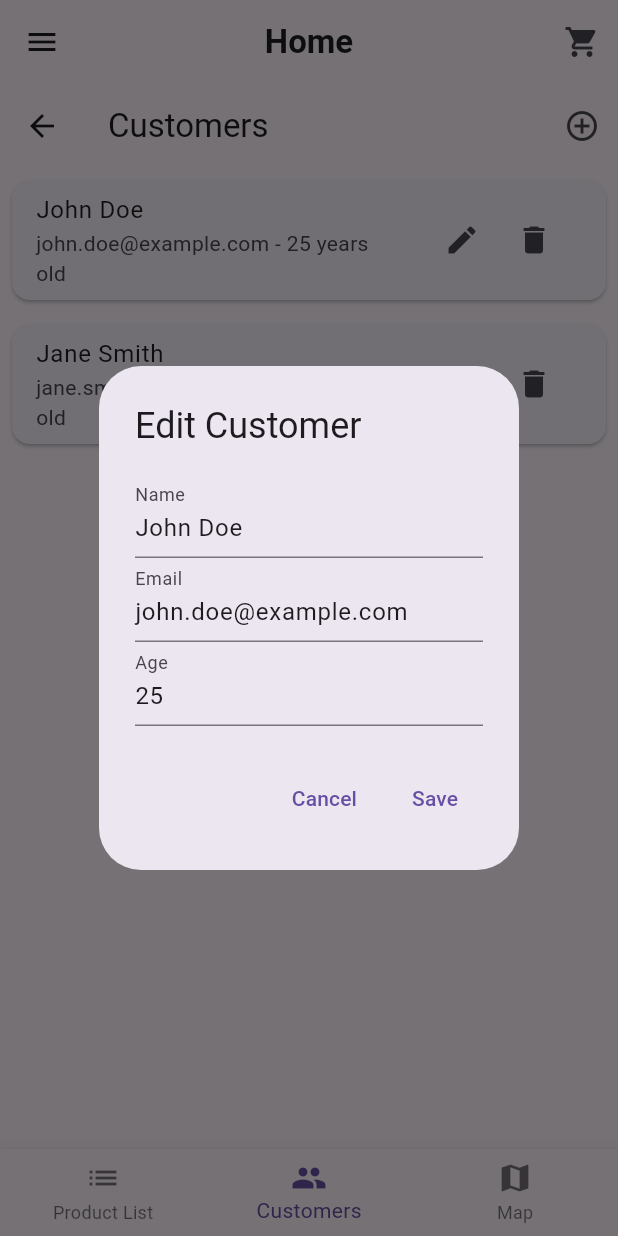
After one commit to Shivansh2696/Flutter-Assignment, a Flutter app: the DashboardScreen screen opened by its route, item 2 of the bottom bar chosen, after a tap on the "edit" icon, on a phone screen of 412 x 824 dp. The commit adds this screen. Run offline on Flutter 3.47's test engine with Material 3 defaults, Android fonts, the phone set to English and light mode, and no system bars; our stand-ins replace shared_preferences; accounts and stored records are empty; network calls fail.

Commit message:
Product list and customer tab completed

```diff
--- /dev/null
+++ b/lib/customerProvider.dart
@@ -0,0 +1,14 @@
+import 'package:flutter/material.dart';
+import 'customersPage.dart';
+
+class CustomerProvider extends ChangeNotifier {
+  List<Customer> customerList = [
+    Customer(name: 'John Doe', email: 'john@example.com', age: 30),
+    Customer(name: 'Jane Doe', email: 'jane@example.com', age: 25),
+  ];
+
+  void addCustomer(Customer customer) {
+    customerList.add(customer);
+    notifyListeners();
+  }
+}
--- /dev/null
+++ b/lib/customersPage.dart
@@ -0,0 +1,186 @@
+import 'package:flutter/material.dart';
+
+class CustomerPage extends StatefulWidget {
+  const CustomerPage({super.key});
+
+  @override
+  _CustomerPageState createState() => _CustomerPageState();
+}
+
+class _CustomerPageState extends State<CustomerPage> {
+  List<Customer> customers = [
+    Customer(name: 'John Doe', email: 'john.doe@example.com', age: 25),
+    Customer(name: 'Jane Smith', email: 'jane.smith@example.com', age: 30),
+  ];
+
+  @override
+  Widget build(BuildContext context) {
+    return Scaffold(
+      appBar: AppBar(
+        title: const Text('Customers'),
+        actions: [
+          // Show different actions based on the selected tab
+          IconButton(
+            icon: const Icon(Icons.add_circle_outline),
+            onPressed: () {
+              _showAddUserDialog(context);
+            },
+          ),
+        ],
+      ),
+      body: ListView.builder(
+        itemCount: customers.length,
+        itemBuilder: (context, index) {
+          return Card(
+            margin: const EdgeInsets.all(8.0),
+            child: ListTile(
+              title: Text(customers[index].name),
+              subtitle: Text('${customers[index].email} - ${customers[index].age} years old'),
+              trailing: Row(
+                mainAxisSize: MainAxisSize.min,
+                children: [
+                  IconButton(
+                    icon: const Icon(Icons.edit),
+                    onPressed: () {
+                      _editCustomer(index);
+                    },
+                  ),
+                  IconButton(
+                    icon: Icon(Icons.delete),
+                    onPressed: () {
+                      _deleteCustomer(index);
+                    },
+                  ),
+                ],
+              ),
+            ),
+          );
+        },
+      ),
+    );
+  }
+
+  void _editCustomer(int index) {
+    showDialog(
+      context: context,
+      builder: (BuildContext context) {
+        TextEditingController nameController = TextEditingController(text: customers[index].name);
+        TextEditingController emailController = TextEditingController(text: customers[index].email);
+        TextEditingController ageController = TextEditingController(text: customers[index].age.toString());
+
+        return AlertDialog(
+          title: const Text('Edit Customer'),
+          content: Column(
+            crossAxisAlignment: CrossAxisAlignment.start,
+            mainAxisSize: MainAxisSize.min,
+            children: [
+              TextField(
+                controller: nameController,
+                decoration: const InputDecoration(labelText: 'Name'),
+              ),
+              TextField(
+                controller: emailController,
+                decoration: const InputDecoration(labelText: 'Email'),
+              ),
+              TextField(
+                controller: ageController,
+                decoration: const InputDecoration(labelText: 'Age'),
+                keyboardType: TextInputType.number,
+              ),
+            ],
+          ),
+          actions: [
+            TextButton(
+              onPressed: () {
+                Navigator.pop(context);
+              },
+              child: const Text('Cancel'),
+            ),
+            TextButton(
+              onPressed: () {
+                setState(() {
+                  customers[index].name = nameController.text;
+                  customers[index].email = emailController.text;
+                  customers[index].age = int.parse(ageController.text);
+                });
+                Navigator.pop(context);
+              },
+              child: const Text('Save'),
+            ),
+          ],
+        );
+      },
+    );
+  }
+
+  void _deleteCustomer(int index) {
+    setState(() {
+      customers.removeAt(index);
+    });
+  }
+
+  Future<void> _showAddUserDialog(BuildContext context) async {
+    TextEditingController nameController = TextEditingController();
+    TextEditingController emailController = TextEditingController();
+    TextEditingController ageController = TextEditingController();
+
+    await showDialog(
+      context: context,
+      builder: (BuildContext context) {
+        return AlertDialog(
+          title: const Text('Add User'),
+          content: Column(
+            mainAxisSize: MainAxisSize.min,
+            children: [
+              TextField(
+                controller: nameController,
+                decoration: const InputDecoration(labelText: 'Name'),
+              ),
+              TextField(
+                controller: emailController,
+                decoration: const InputDecoration(labelText: 'Email'),
+              ),
+              TextField(
+                controller: ageController,
+                decoration: const InputDecoration(labelText: 'Age'),
+                keyboardType: TextInputType.number,
+              ),
+            ],
+          ),
+          actions: [
+            TextButton(
+              onPressed: () {
+                Navigator.of(context).pop(); // Close the dialog
+              },
+              child: const Text('Cancel'),
+            ),
+            TextButton(
+              onPressed: () {
+                setState(() {
+                  customers.add(
+                    Customer(
+                      name: nameController.text,
+                      email: emailController.text,
+                      age: int.tryParse(ageController.text) ?? 0,
+                    ),
+                  );
+                });
+                Navigator.of(context).pop(); // Close the dialog
+              },
+              child: const Text('Add'),
+            ),
+          ],
+        );
+      },
+    );
+  }
+}
+
+
+class Customer {
+  String name;
+  String email;
+  int age;
+
+  Customer({required this.name, required this.email, required this.age});
+}
--- a/lib/dashboardScreen.dart
+++ b/lib/dashboardScreen.dart
@@ -1,8 +1,13 @@
 
 import 'package:flutter/material.dart';
+import 'package:flutter_assignment/customersPage.dart';
 import 'package:flutter_assignment/jwelleryCardlist.dart';
+import 'package:flutter_assignment/loginPage.dart';
+import 'package:flutter_assignment/productListScreen.dart';
+import 'package:provider/provider.dart';
 
 import 'circularCardList.dart';
+import 'customerProvider.dart';
 
 class DashboardScreen extends StatefulWidget{
   const DashboardScreen({super.key});
@@ -14,26 +19,26 @@ class DashboardScreen extends StatefulWidget{
 class _dashboardScreen extends State<DashboardScreen>{
   int _currentIndex = 0;
   final PageController _pageController = PageController();
-  bool _isCustomersPage = false;
-
-  final List<Jewelry> jewelryList = [
-    Jewelry(imageUrl: 'https://staticimg.titan.co.in/Tanishq/Catalog/512218FDHAA00_1.jpg?impolicy=pqmed', name: 'Devotional Gold Ring for Men', weight: 7.629, price: 5565456),
-    Jewelry(imageUrl: 'https://staticimg.titan.co.in/Tanishq/Catalog/500109SDAABAPL_1.jpg?impolicy=pqmed', name: 'Devotional Gold Ring for Men', weight: 7.629, price: 5565456),
-    Jewelry(imageUrl: 'https://staticimg.titan.co.in/Tanishq/Catalog/511156PRVAAA00_1.jpg?impolicy=pqmed', name: 'Devotional Gold Ring for Men', weight: 7.629, price: 5565456),
-    Jewelry(imageUrl: 'https://staticimg.titan.co.in/Tanishq/Catalog/511250YHZAA00_1.jpg?impolicy=pqmed', name: 'Devotional Gold Ring for Men', weight: 7.629, price: 5565456),
-    Jewelry(imageUrl: 'https://staticimg.titan.co.in/Tanishq/Catalog/513017CQKAA00_1.jpg?impolicy=pqmed', name: 'Devotional Gold Ring for Men', weight: 7.629, price: 5565456),
-    Jewelry(imageUrl: 'https://staticimg.titan.co.in/Tanishq/Catalog/502614OCBAAA02_1.jpg?impolicy=pqmed', name: 'Devotional Gold Ring for Men', weight: 7.629, price: 5565456),
-    Jewelry(imageUrl: 'https://staticimg.titan.co.in/Tanishq/Catalog/5138172DWABA00_1.jpg?impolicy=pqmed', name: 'Devotional Gold Ring for Men', weight: 7.629, price: 5565456),
-    Jewelry(imageUrl: 'https://staticimg.titan.co.in/Tanishq/Catalog/5137192AO1BA00_1.jpg?impolicy=pqmed', name: 'Devotional Gold Ring for Men', weight: 7.629, price: 5565456),
-    Jewelry(imageUrl: 'https://staticimg.titan.co.in/Tanishq/Catalog/5137192BA1BA00_1.jpg?impolicy=pqmed', name: 'Devotional Gold Ring for Men', weight: 7.629, price: 5565456),
-    Jewelry(imageUrl: 'https://staticimg.titan.co.in/Tanishq/Catalog/5137192CI1BAP1_1.jpg?impolicy=pqmed', name: 'Devotional Gold Ring for Men', weight: 7.629, price: 5565456),
-  ];
 
   @override
   void dispose() {
     _pageController.dispose();
     super.dispose();
   }
+
+  // Icon? _getAppBarIcon() {
+  //   switch (_currentIndex) {
+  //     case 0:
+  //     // For Product List tab
+  //       return ;
+  //     case 1:
+  //     // For Customers tab
+  //       return null;
+  //   // Add more cases for additional tabs as needed
+  //     default:
+  //       return const Icon(Icons.shopping_cart);
+  //   }
+  // }
 
   @override
   Widget build(BuildContext context) {
@@ -56,46 +61,27 @@ class _dashboardScreen extends State<DashboardScreen>{
         ),
         centerTitle: true,
         actions: [
-          // Add your icon on the end here
+          // Show different actions based on the selected tab
           IconButton(
-            icon: const Icon(Icons.shopping_cart),  // Placeholder icon (replace with your desired icon)
-            onPressed: () {
-              // Add the functionality for the icon here
-            },
+            icon: const Icon(Icons.shopping_cart),
+            onPressed: () {},
           ),
         ],
       ),
 
       body: Column(
         children: [
-          SizedBox(
-            height: 120,
-            child: CircularCardList(
-              cardDataList: [
-                CircularCardData(icon: Icons.menu, text: 'All Cat'),
-                CircularCardData(icon: Icons.local_offer_outlined, text: 'Offers'),
-                CircularCardData(icon: Icons.local_grocery_store_outlined, text: 'Grocery'),
-                CircularCardData(icon: Icons.phone_android_outlined, text: 'Mobiles'),
-                CircularCardData(icon: Icons.shopping_bag_outlined, text: 'Fashion'),
-              ],
-            ),
-          ),
           Expanded(
             child: PageView(
               controller: _pageController,
               onPageChanged: (index) {
                 setState(() {
                   _currentIndex = index;
-                  _isCustomersPage = index == 1; // Assuming "Customers" tab is at index 1
                 });
               },
-              children: [
-                // Your Product List page (index 0)
-                JewelryCardList(jewelryList: jewelryList),
-                // Your Customers page (index 1)
-                // Add your Customers page widget here
-                // Your Map page (index 2)
-                // Add your Map page widget here
+              children: const [
+                ProductListScreen(),
+                CustomerPage(),
               ],
             ),
           ),
--- /dev/null
+++ b/lib/productListScreen.dart
@@ -0,0 +1,50 @@
+import 'package:flutter/material.dart';
+
+import 'circularCardList.dart';
+import 'jwelleryCardlist.dart';
+
+class ProductListScreen extends StatefulWidget{
+  const ProductListScreen({super.key});
+
+  @override
+  _productListScreen createState() => _productListScreen();
+}
+
+class _productListScreen extends State<ProductListScreen>{
+
+  final List<Jewelry> jewelryList = [
+    Jewelry(imageUrl: 'https://staticimg.titan.co.in/Tanishq/Catalog/512218FDHAA00_1.jpg?impolicy=pqmed', name: 'Devotional Gold Ring for Men', weight: 7.629, price: 5565456),
+    Jewelry(imageUrl: 'https://staticimg.titan.co.in/Tanishq/Catalog/500109SDAABAPL_1.jpg?impolicy=pqmed', name: 'Devotional Gold Ring for Men', weight: 7.629, price: 5565456),
+    Jewelry(imageUrl: 'https://staticimg.titan.co.in/Tanishq/Catalog/511156PRVAAA00_1.jpg?impolicy=pqmed', name: 'Devotional Gold Ring for Men', weight: 7.629, price: 5565456),
+    Jewelry(imageUrl: 'https://staticimg.titan.co.in/Tanishq/Catalog/511250YHZAA00_1.jpg?impolicy=pqmed', name: 'Devotional Gold Ring for Men', weight: 7.629, price: 5565456),
+    Jewelry(imageUrl: 'https://staticimg.titan.co.in/Tanishq/Catalog/513017CQKAA00_1.jpg?impolicy=pqmed', name: 'Devotional Gold Ring for Men', weight: 7.629, price: 5565456),
+    Jewelry(imageUrl: 'https://staticimg.titan.co.in/Tanishq/Catalog/502614OCBAAA02_1.jpg?impolicy=pqmed', name: 'Devotional Gold Ring for Men', weight: 7.629, price: 5565456),
+    Jewelry(imageUrl: 'https://staticimg.titan.co.in/Tanishq/Catalog/5138172DWABA00_1.jpg?impolicy=pqmed', name: 'Devotional Gold Ring for Men', weight: 7.629, price: 5565456),
+    Jewelry(imageUrl: 'https://staticimg.titan.co.in/Tanishq/Catalog/5137192AO1BA00_1.jpg?impolicy=pqmed', name: 'Devotional Gold Ring for Men', weight: 7.629, price: 5565456),
+    Jewelry(imageUrl: 'https://staticimg.titan.co.in/Tanishq/Catalog/5137192BA1BA00_1.jpg?impolicy=pqmed', name: 'Devotional Gold Ring for Men', weight: 7.629, price: 5565456),
+    Jewelry(imageUrl: 'https://staticimg.titan.co.in/Tanishq/Catalog/5137192CI1BAP1_1.jpg?impolicy=pqmed', name: 'Devotional Gold Ring for Men', weight: 7.629, price: 5565456),
+  ];
+
+  @override
+  Widget build(BuildContext context) {
+    return Column(
+      children: [
+        SizedBox(
+          height: 120,
+          child: CircularCardList(
+            cardDataList: [
+              CircularCardData(icon: Icons.menu, text: 'All Cat'),
+              CircularCardData(icon: Icons.local_offer_outlined, text: 'Offers'),
+              CircularCardData(icon: Icons.local_grocery_store_outlined, text: 'Grocery'),
+              CircularCardData(icon: Icons.phone_android_outlined, text: 'Mobiles'),
+              CircularCardData(icon: Icons.shopping_bag_outlined, text: 'Fashion'),
+            ],
+          ),
+        ),
+        Expanded(
+          child: JewelryCardList(jewelryList: jewelryList),
+        ),
+      ],
+    );
+  }
+}
```
